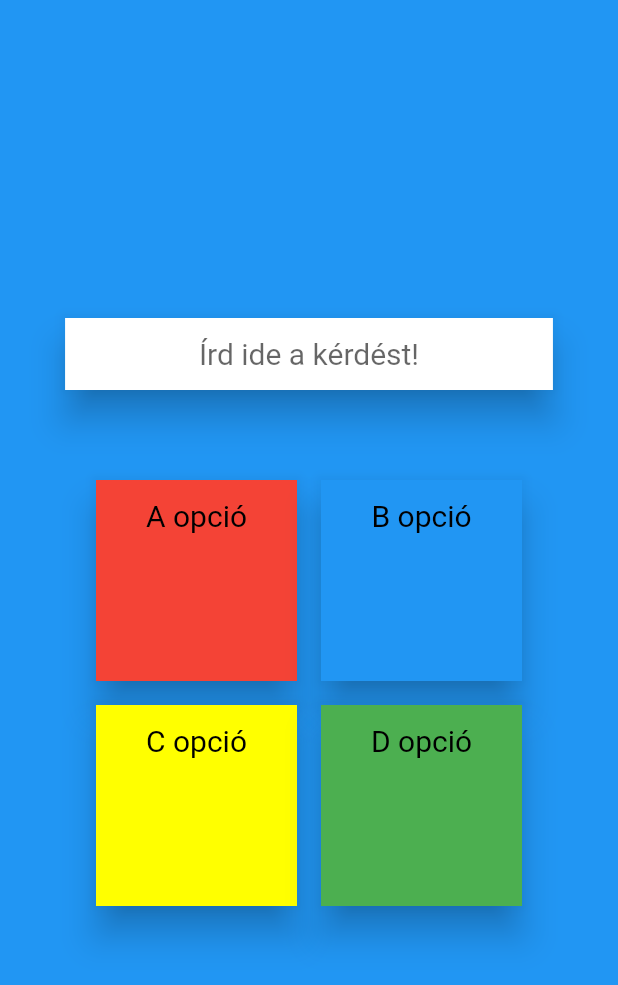
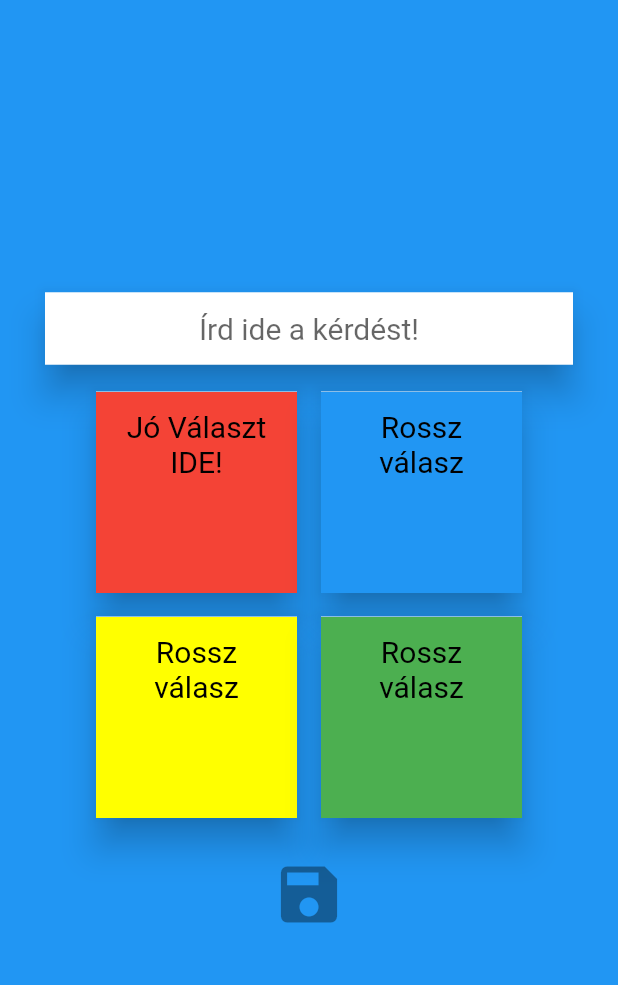
Before and after one commit to jdsflk/gyakorlapp, a Flutter app: the KahootQuestion screen opened directly, on a phone screen of 412 x 824 dp. Shown: the top 985 px of the screen. Run offline on Flutter 3.47's test engine with Material 2 defaults, Android fonts, the phone set to English and light mode, and no system bars; our stand-ins replace cloud_firestore, firebase_auth, flutter_spinkit, font_awesome_flutter, google_sign_in, rxdart; accounts and stored records are empty.

```diff
--- a/lib/Screens/InClassroom.dart
+++ b/lib/Screens/InClassroom.dart
@@ -34,5 +34,7 @@ class _InClassRoomState extends State<InClassRoom> {
         width: MediaQuery.of(context).size.width,
       ),
     );
+
   }
+
 }
--- a/lib/Screens/KahootQuestion.dart
+++ b/lib/Screens/KahootQuestion.dart
@@ -1,25 +1,72 @@
 import 'package:flutter/material.dart';
+import 'package:flutter/services.dart';
 import 'package:loginmodule/UI/SimpleInputBox.dart';
+import 'package:cloud_firestore/cloud_firestore.dart';
 
-class KahootQuestion extends StatelessWidget {
+class KahootQuestion extends StatefulWidget {
   @override
+  _KahootQuestionState createState() => _KahootQuestionState();
+}
+
+class _KahootQuestionState extends State<KahootQuestion> {
+  @override
+  final myController = TextEditingController();
+
+  TextEditingController wrongController1 = TextEditingController();
+  TextEditingController wrongController2 = TextEditingController();
+  TextEditingController wrongController3 = TextEditingController();
+  TextEditingController correctController = TextEditingController();
+
+  SimpleInputBox wrongAns1;
+  SimpleInputBox wrongAns2;
+  SimpleInputBox wrongAns3;
+  SimpleInputBox correctAns;
+
+  @override
+  void initState(){
+    super.initState();
+    wrongAns1 = SimpleInputBox('Rossz válasz', 150, 150, Colors.blue, wrongController1);
+    wrongAns2 = SimpleInputBox('Rossz válasz', 150, 150, Colors.yellowAccent, wrongController2);
+    wrongAns3 = SimpleInputBox('Rossz válasz', 150, 150, Colors.green, wrongController3);
+    correctAns = SimpleInputBox('Jó Választ IDE!', 150, 150, Colors.red, correctController);
+  }
+
+  @override
+  void dispose() {
+    // Clean up the controller when the widget is disposed.
+    myController.dispose();
+    super.dispose();
+  }
+
   Widget build(BuildContext context) {
-    return Scaffold(
-      body: Container(
-        width: MediaQuery.of(context).size.width,
-        height: MediaQuery.of(context).size.height,
+    SystemChrome.setPreferredOrientations([
+      DeviceOrientation.portraitUp,
+      DeviceOrientation.portraitDown,
+    ]);
+    return SafeArea(
+      child: Scaffold(
+        body: Center(
+          child: Container(
             color: Colors.blue,
-        child: Center(
-          child: Container(
-            width: 325,
-            height: 400,
+            width: MediaQuery
+                .of(context)
+                .size
+                .width,
+            height: MediaQuery
+                .of(context)
+                .size
+                .height,
             //color: Colors.redAccent,
             child: Column(
-              mainAxisAlignment: MainAxisAlignment.spaceBetween,
+              mainAxisAlignment: MainAxisAlignment.center,
               children: <Widget>[
-                Material(
+                Padding(
+                  padding: const EdgeInsets.only(
+                      bottom: 10.0, left: 30.0, right: 30.0),
+                  child: Material(
                     elevation: 10,
                     child: TextField(
+                      controller: myController,
                       textAlign: TextAlign.center,
                       decoration: InputDecoration(
                           hintText: 'Írd ide a kérdést!',
@@ -29,6 +76,7 @@ class KahootQuestion extends StatelessWidget {
                           border: InputBorder.none,
                           fillColor: Colors.white,
                           filled: true
+                      ),
                     ),
                   ),
                 ),
@@ -45,37 +93,56 @@ class KahootQuestion extends StatelessWidget {
                             children: <Widget>[
                               Align(
                                   alignment: Alignment.topLeft,
-                              child: SimpleInputBox('A opció', 150, 150, Colors.red)
+                                  child: correctAns
                               ),
                               Align(
                                   alignment: Alignment.topRight,
-                                child: SimpleInputBox('B opció', 150, 150, Colors.blue)
+                                  child: wrongAns1
                               )
                             ],
                           ),
                           Row(
-                          mainAxisAlignment: MainAxisAlignment.spaceEvenly,
+                              mainAxisAlignment: MainAxisAlignment
+                                  .spaceEvenly,
                               children: <Widget>[
                                 Align(
                                     alignment: Alignment.bottomLeft,
-                              child: SimpleInputBox('C opció', 150, 150, Colors.yellowAccent)
+                                    child: wrongAns2
                                 ),
                                 Align(
                                     alignment: Alignment.bottomRight,
-                                child: SimpleInputBox('D opció', 150, 150, Colors.green)
+                                    child: wrongAns3
                                 ),
                               ]
-                        )
+                          ),
                         ]
                     ),
                   ),
-                )
+                ),
+                Padding(
+                  padding: const EdgeInsets.only(top: 10.0),
+                  child: IconButton(
+                      icon: Icon(Icons.save),
+                      iconSize: 50,
+                      color: Colors.black38,
+                      onPressed: () {
+                        Firestore.instance.collection("questions")
+                            .document()
+                            .setData(
+                            {
+                              "question": myController.text,
+                              "correctAns": correctController.text,
+                              "wrongAns1": wrongController1.text,
+                              "wrongAns2": wrongController2.text,
+                              "wrongAns3": wrongController3.text
+                            }
+                        );
+                      }),
+                ),
               ],
             ),
           ),
-        ),
-      ),
-    );
+        )
+    ));
   }
-
 }
--- a/lib/UI/SimpleInputBox.dart
+++ b/lib/UI/SimpleInputBox.dart
@@ -1,19 +1,33 @@
 import 'package:flutter/material.dart';
 
-class SimpleInputBox extends StatelessWidget {
+class SimpleInputBox extends StatefulWidget {
 
   String hintText;
   double width;
   double conHeight;
   Color color;
+  TextEditingController myController;
 
-  SimpleInputBox(this.hintText, this.width, this.conHeight, this.color);
+  SimpleInputBox(this.hintText, this.width, this.conHeight, this.color, this.myController);
 
   @override
+  _SimpleInputBoxState createState() => _SimpleInputBoxState();
+
+}
+
+class _SimpleInputBoxState extends State<SimpleInputBox> {
+
+  @override
+  void dispose() {
+    // Clean up the controller when the widget is disposed.
+    widget.myController.dispose();
+    super.dispose();
+  }
+
   Widget build(BuildContext context) {
     return Container(
-      width: width,
-      height: conHeight,
+      width: widget.width,
+      height: widget.conHeight,
       child: Padding(
         padding: const EdgeInsets.all(8.0),
         child: Material(
@@ -21,18 +35,19 @@ class SimpleInputBox extends StatelessWidget {
           child: SingleChildScrollView(
             scrollDirection: Axis.vertical,
             child: TextField(
+              controller: widget.myController,
               textAlign: TextAlign.center,
               textAlignVertical: TextAlignVertical.center,
               maxLines: 6,
               decoration: InputDecoration(
                   hintMaxLines: null,
-                  hintText: hintText,
+                  hintText: widget.hintText,
                   hintStyle: TextStyle(
                       color: Colors.black,
                       fontSize: 20,
                   ),
                   border: InputBorder.none,
-                  fillColor: color,
+                  fillColor: widget.color,
                   filled: true
               ),
             ),
@@ -41,5 +56,4 @@ class SimpleInputBox extends StatelessWidget {
       ),
     );
   }
-
 }
--- a/lib/main.dart
+++ b/lib/main.dart
@@ -1,11 +1,13 @@
 import 'package:flutter/material.dart';
 import 'package:loginmodule/Screens/GoogleSignUp.dart';
 import 'package:loginmodule/Screens/InClassroom.dart';
+import 'package:loginmodule/Screens/KahootQuestion.dart';
+import 'package:loginmodule/Screens/ScrollableClassrooms.dart';
 
 void main(){
   runApp(MaterialApp(
       title: 'Login App',
-      home: InClassRoom(),
+      home: KahootQuestion(),
   )
   );
 }
--- a/pubspec.yaml
+++ b/pubspec.yaml
@@ -30,6 +30,7 @@ dependencies:
   firebase_auth: ^0.15.3+1
   google_sign_in: ^4.0.2
   rxdart: 0.20.0
+  flutter_spinkit: ^4.1.1
 
   # The following adds the Cupertino Icons font to your application.
   # Use with the CupertinoIcons class for iOS style icons.
```
Also changed, not shown: lib/Screens/GoogleSignUp.dart (+11 -9 lines), lib/Screens/ScrollableClassrooms.dart (+30 -8 lines), lib/Services/Auth.dart (+8 -5 lines), lib/UI/Loading.dart (added, +31 -0 lines), pubspec.lock. Lines whose indentation alone changed are shown as unchanged.
